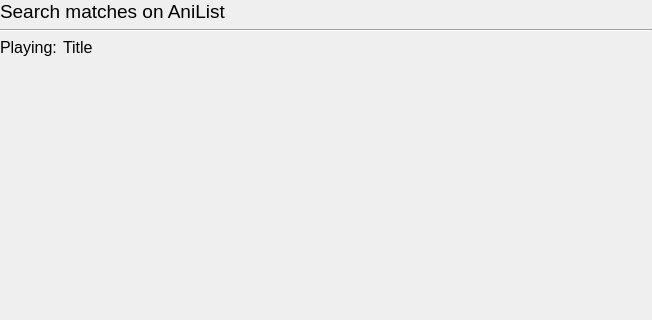
Above: src/gui/pages/recognition_search_widget.ui from nisemono0/AniTrack before the change; both pictures show x 0 to 652 and y 0 to 320 of the 652 by 478 pixel window. Below: the same form after it.
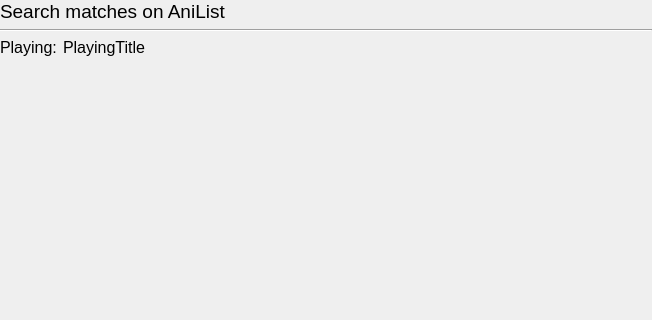
That is the form after the change.

Commit message:
feat: add playing pages and connections to them
* also move info edit dialog to mainwindow; this way there's a
  centralized info edit search dialog

The edit to the form file:
```diff
--- a/src/gui/pages/recognition_search_widget.ui
+++ b/src/gui/pages/recognition_search_widget.ui
@@ -70,7 +70,7 @@
         </font>
        </property>
        <property name="text">
-        <string>Title</string>
+        <string>PlayingTitle</string>
        </property>
        <property name="wordWrap">
         <bool>true</bool>
```
Left out of the diff: 4 changed lines with no effect on the pictures. The commit also changes 26 other files.
